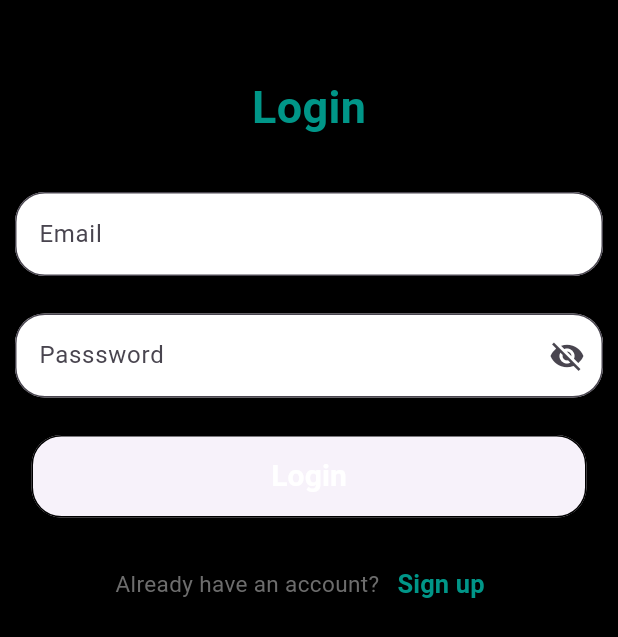
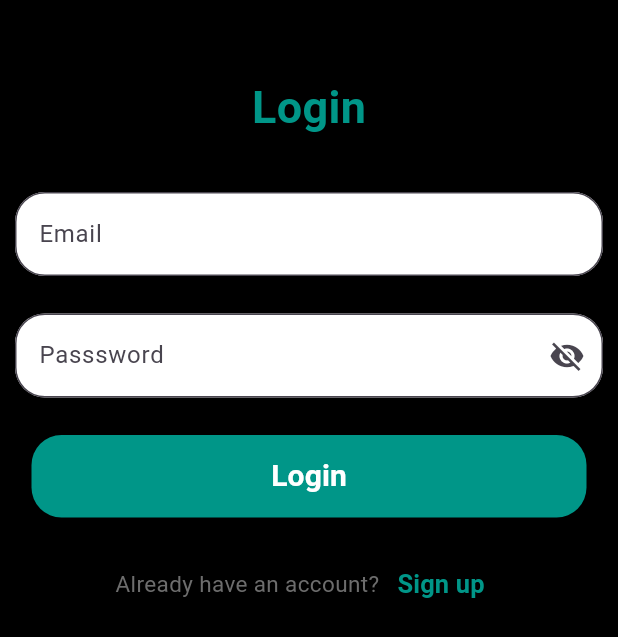
Before and after one commit to OPTRONIX-10/voice-write, a Flutter app: the screen it shows after launch, after a tap on "Sign up", after a tap on "Login", on a phone screen of 412 x 824 dp. Shown: the top 637 px of the screen. Run offline on Flutter 3.47's test engine with Material 3 defaults, Android fonts, the phone set to English and light mode, and no system bars; our stand-ins replace cloud_firestore, firebase_auth, firebase_core; accounts and stored records are empty.

Commit message:
adding bloc

```diff
--- a/lib/main.dart
+++ b/lib/main.dart
@@ -21,6 +21,7 @@ class MyApp extends StatelessWidget {
       debugShowCheckedModeBanner: false,
       title: 'Super Notes',
       theme: ThemeData(
+        useMaterial3: true,
         primarySwatch: Colors.teal,
       ),
       initialRoute: splashRoute,
--- a/lib/screens/login_page.dart
+++ b/lib/screens/login_page.dart
@@ -147,10 +147,10 @@ class _LoginPageState extends State<LoginPage> {
                             .Showerrordialog(context, 'Something went wrong'));
                       }
                     },
-                    style: ButtonStyle(
-                        shape: MaterialStateProperty.all(RoundedRectangleBorder(
-                            borderRadius: BorderRadius.circular(20),
-                            side: const BorderSide(color: Colors.black)))),
+                    style: ElevatedButton.styleFrom(
+                        backgroundColor: Colors.teal,
+                        shape: RoundedRectangleBorder(
+                            borderRadius: BorderRadius.circular(20))),
                     child: const Text(
                       'Login',
                       style: TextStyle(
--- a/lib/screens/sign_up.dart
+++ b/lib/screens/sign_up.dart
@@ -147,12 +147,10 @@ class _SignUpState extends State<SignUp> {
                                   context, 'Something went wrong'));
                         }
                       },
-                      style: ButtonStyle(
-                          shape: MaterialStateProperty.all(
-                              RoundedRectangleBorder(
-                                  borderRadius: BorderRadius.circular(20),
-                                  side:
-                                      const BorderSide(color: Colors.black)))),
+                      style: ElevatedButton.styleFrom(
+                          backgroundColor: Colors.teal,
+                          shape: RoundedRectangleBorder(
+                              borderRadius: BorderRadius.circular(20))),
                       child: const Text(
                         'Sign up',
                         style: TextStyle(
--- a/pubspec.yaml
+++ b/pubspec.yaml
@@ -29,6 +29,7 @@ environment:
 # the latest version available on pub.dev. To see which dependencies have newer
 # versions available, run `flutter pub outdated`.
 dependencies:
+  bloc: ^8.1.2
   cloud_firestore: ^4.3.1
   cupertino_icons: ^1.0.2
   firebase_analytics: ^10.1.0
@@ -36,6 +37,7 @@ dependencies:
   firebase_core: ^2.4.1
   flutter:
     sdk: flutter
+  flutter_bloc: ^8.1.3
   hive: ^2.2.3
   hive_flutter: ^1.1.0
   path: ^1.8.3
```
Also changed, not shown: pubspec.lock.
